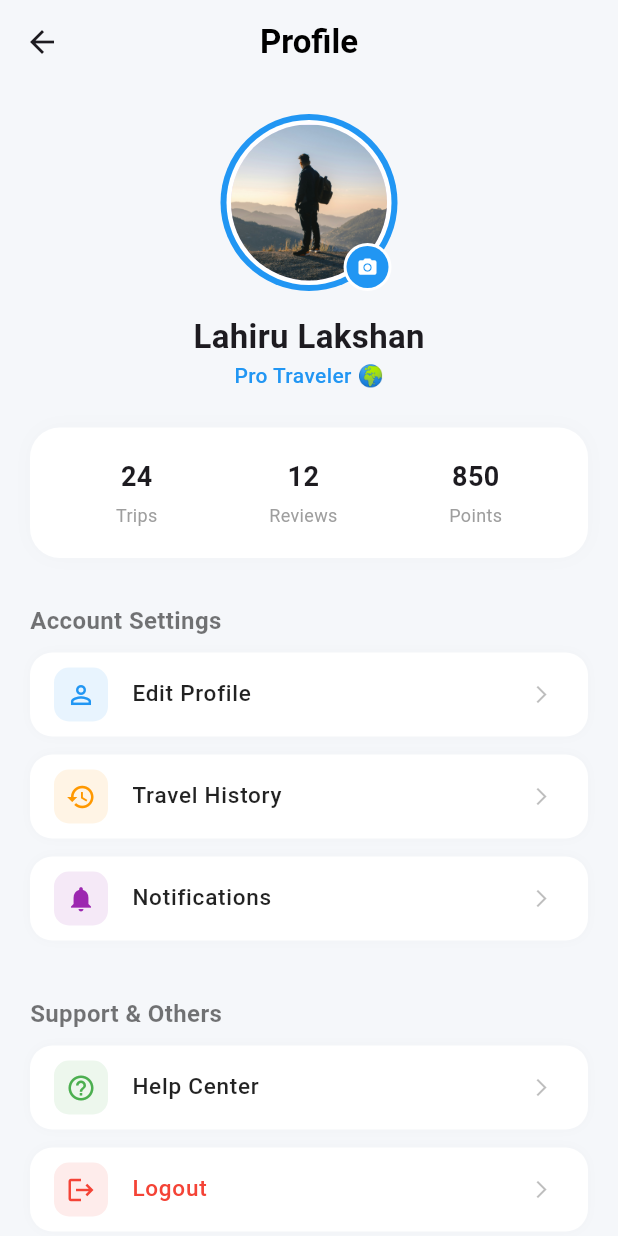
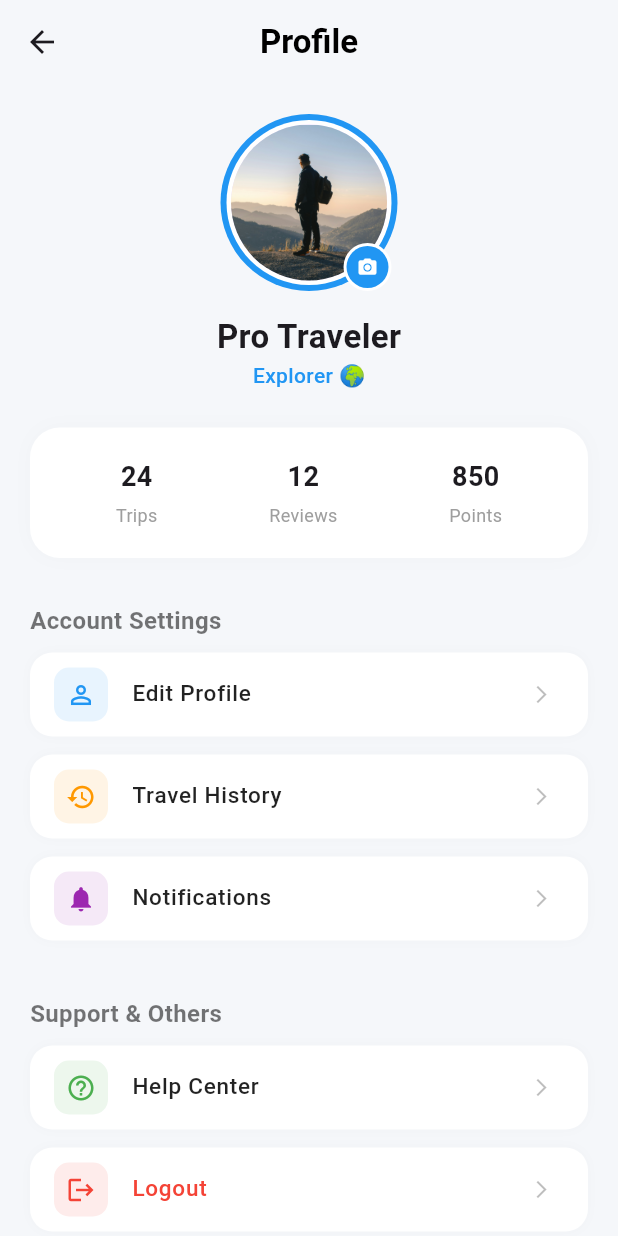
Before and after one commit to Lahiru075/travel_app_task, a Flutter app: the ProfileScreen screen opened directly, on a phone screen of 412 x 824 dp. Run offline on Flutter 3.47's test engine with Material 3 defaults, Android fonts, the phone set to English and light mode, and no system bars; our stand-ins replace flutter_riverpod, shared_preferences, shimmer; accounts and stored records are empty.

Commit message:
finalize auth flow with dynamic profile name and logout logic

```diff
--- a/lib/screens/profile_screen.dart
+++ b/lib/screens/profile_screen.dart
@@ -1,11 +1,42 @@
 import 'package:flutter/material.dart';
+import 'package:flutter_riverpod/flutter_riverpod.dart';
+import 'package:travel_app_task/providers/auth_provider.dart';
 import '../widgets/profile_tile.dart';
 
-class ProfileScreen extends StatelessWidget {
+class ProfileScreen extends ConsumerWidget {
   const ProfileScreen({super.key});
 
+  void _showLogoutDialog(BuildContext context, WidgetRef ref) {
+    showDialog(
+      context: context,
+      builder: (context) => AlertDialog(
+        shape: RoundedRectangleBorder(borderRadius: BorderRadius.circular(20)),
+        title: const Text("Logout"),
+        content: const Text("Are you sure you want to sign out?"),
+        actions: [
+          TextButton(
+            onPressed: () => Navigator.pop(context),
+            child: const Text("Cancel", style: TextStyle(color: Colors.grey)),
+          ),
+          TextButton(
+            onPressed: () {
+              Navigator.pop(context);
+              ref.read(authProvider.notifier).logout(); // Logout action
+            },
+            child: const Text(
+              "Logout",
+              style: TextStyle(color: Colors.red, fontWeight: FontWeight.bold),
+            ),
+          ),
+        ],
+      ),
+    );
+  }
+
   @override
-  Widget build(BuildContext context) {
+  Widget build(BuildContext context, WidgetRef ref) {
+    final authState = ref.watch(authProvider);
+
     return Scaffold(
       backgroundColor: const Color(0xFFF5F7FA),
       appBar: AppBar(
@@ -31,25 +62,31 @@ class ProfileScreen extends StatelessWidget {
                       color: Colors.blue,
                       shape: BoxShape.circle,
                     ),
-                    child: CircleAvatar(
+                    child: const CircleAvatar(
                       radius: 55,
                       backgroundColor: Colors.white,
                       child: CircleAvatar(
                         radius: 52,
-                        backgroundImage: AssetImage('assets/images/profile.jpg'),
+                        backgroundImage: AssetImage(
+                          'assets/images/profile.jpg',
+                        ),
                       ),
                     ),
                   ),
                   Positioned(
-                    bottom:0,
+                    bottom: 0,
                     right: 4,
                     child: CircleAvatar(
                       radius: 16,
                       backgroundColor: Colors.white,
-                      child: CircleAvatar(
+                      child: const CircleAvatar(
                         radius: 14,
                         backgroundColor: Colors.blue,
-                        child: const Icon(Icons.camera_alt, size: 14, color: Colors.white),
+                        child: Icon(
+                          Icons.camera_alt,
+                          size: 14,
+                          color: Colors.white,
+                        ),
                       ),
                     ),
                   ),
@@ -59,13 +96,17 @@ class ProfileScreen extends StatelessWidget {
 
             const SizedBox(height: 15),
 
-            const Text(
-              'Lahiru Lakshan',
-              style: TextStyle(fontSize: 22, fontWeight: FontWeight.bold),
+            Text(
+              authState.userName ?? 'Pro Traveler',
+              style: const TextStyle(fontSize: 22, fontWeight: FontWeight.bold),
             ),
             const Text(
-              'Pro Traveler 🌍',
-              style: TextStyle(fontSize: 14, color: Colors.blue, fontWeight: FontWeight.w500),
+              'Explorer 🌍',
+              style: TextStyle(
+                fontSize: 14,
+                color: Colors.blue,
+                fontWeight: FontWeight.w500,
+              ),
             ),
 
             const SizedBox(height: 25),
@@ -80,9 +121,9 @@ class ProfileScreen extends StatelessWidget {
                   boxShadow: [
                     BoxShadow(
                       color: Colors.black.withOpacity(0.02),
-                      blurRadius: 10
-                    )
-                  ]
+                      blurRadius: 10,
+                    ),
+                  ],
                 ),
                 child: Row(
                   mainAxisAlignment: MainAxisAlignment.spaceAround,
@@ -102,17 +143,61 @@ class ProfileScreen extends StatelessWidget {
               child: Column(
                 crossAxisAlignment: CrossAxisAlignment.start,
                 children: [
-                  const Text("Account Settings", style: TextStyle(fontSize: 16, fontWeight: FontWeight.bold, color: Colors.black54)),
+                  const Text(
+                    "Account Settings",
+                    style: TextStyle(
+                      fontSize: 16,
+                      fontWeight: FontWeight.bold,
+                      color: Colors.black54,
+                    ),
+                  ),
                   const SizedBox(height: 10),
-                  ProfileTile(icon: Icons.person_outline, title: "Edit Profile", color: Colors.blue, isLogout: false),
-                  ProfileTile(icon: Icons.history, title: "Travel History", color: Colors.orange, isLogout: false),
-                  ProfileTile(icon: Icons.notifications, title: "Notifications", color: Colors.purple, isLogout: false),
+                  const ProfileTile(
+                    icon: Icons.person_outline,
+                    title: "Edit Profile",
+                    color: Colors.blue,
+                    isLogout: false,
+                  ),
+                  const ProfileTile(
+                    icon: Icons.history,
+                    title: "Travel History",
+                    color: Colors.orange,
+                    isLogout: false,
+                  ),
+                  const ProfileTile(
+                    icon: Icons.notifications,
+                    title: "Notifications",
+                    color: Colors.purple,
+                    isLogout: false,
+                  ),
 
                   const SizedBox(height: 25),
-                  const Text("Support & Others", style: TextStyle(fontSize: 16, fontWeight: FontWeight.bold, color: Colors.black54)),
+                  const Text(
+                    "Support & Others",
+                    style: TextStyle(
+                      fontSize: 16,
+                      fontWeight: FontWeight.bold,
+                      color: Colors.black54,
+                    ),
+                  ),
                   const SizedBox(height: 10),
-                  ProfileTile(icon: Icons.help_outline, title: "Help Center", color: Colors.green, isLogout: false),
-                  ProfileTile(icon: Icons.logout, title: "Logout", color: Colors.red, isLogout: true),
+                  const ProfileTile(
+                    icon: Icons.help_outline,
+                    title: "Help Center",
+                    color: Colors.green,
+                    isLogout: false,
+                  ),
+
+                  // 4. Logout Action
+                  GestureDetector(
+                    onTap: () => _showLogoutDialog(context, ref),
+                    child: const ProfileTile(
+                      icon: Icons.logout,
+                      title: "Logout",
+                      color: Colors.red,
+                      isLogout: true,
+                    ),
+                  ),
                 ],
               ),
             ),
@@ -123,10 +208,13 @@ class ProfileScreen extends StatelessWidget {
     );
   }
 
-  Widget _buildStatItem(String label, String value){
+  Widget _buildStatItem(String label, String value) {
     return Column(
       children: [
-        Text(value, style: const TextStyle(fontSize: 18, fontWeight: FontWeight.bold)),
+        Text(
+          value,
+          style: const TextStyle(fontSize: 18, fontWeight: FontWeight.bold),
+        ),
         const SizedBox(height: 4),
         Text(label, style: const TextStyle(fontSize: 12, color: Colors.grey)),
       ],
```
Also changed, not shown: lib/main.dart (+18 -1 lines), lib/providers/auth_provider.dart (+12 -4 lines), lib/services/auth_service.dart (+9 -11 lines).
